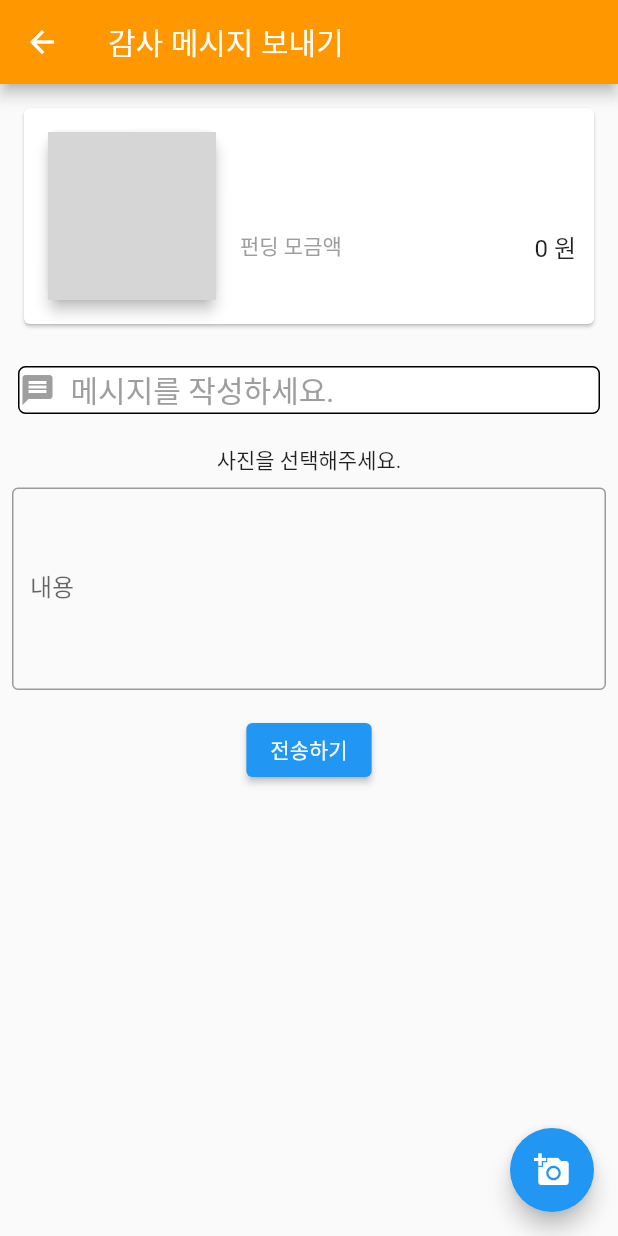
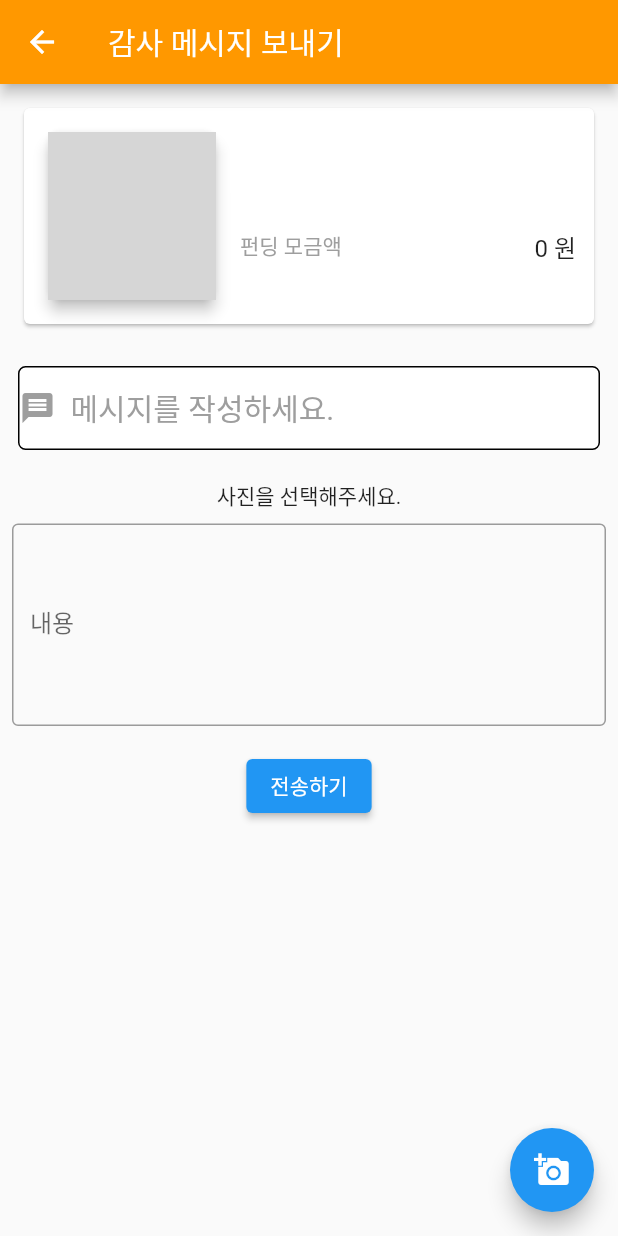
Before and after one commit to Capstone-Design-06-4/ToBeHonest_Front, a Flutter app: the ThanksMessage screen opened directly with empty values, on a phone screen of 412 x 824 dp. Run offline on Flutter 3.47's test engine with Material 2 defaults, Android fonts, the phone set to English and light mode, and no system bars; our stand-ins replace font_awesome_flutter, get, hive, hive_flutter, image_picker, shared_preferences and 1 more; accounts and stored records are empty; generated files the repository leaves out were written again; network calls fail; Roboto replaces fonts that are missing (AppleSDGothicNeo); grey boxes are pictures that could not be loaded.

```diff
--- a/lib/thanks_message/thanks_message_view.dart
+++ b/lib/thanks_message/thanks_message_view.dart
@@ -117,18 +117,28 @@ class ThanksMessage extends StatelessWidget {
                 ),
               ),
               child: Row(
-                children: <Widget>[
+                children: // Widget 배열 구성
+                <Widget>[
                   Icon(
                     Icons.message, // 메시지 아이콘 추가
                     color: Colors.grey, // 아이콘 색상 설정
                   ),
-                  SizedBox(width: 10.0), // 아이콘과 텍스트 사이 간격 추가
-                  Text(
-                    '메시지를 작성하세요.',
-                    style: TextStyle(
-                      fontSize: 20,
-                      color: Colors.grey,
-                      // 텍스트 색상 설정
+                  SizedBox(width: 10.0), // 아이콘과 TextFormField 사이 간격 추가
+                  Expanded( // TextFormField를 Expanded로 감싸서 남은 공간을 채우게 함
+                    child: TextFormField(
+                      controller: titleController,
+                      decoration: InputDecoration(
+                        hintText: '메시지를 작성하세요.', // placeholder 텍스트
+                        border: InputBorder.none, // 밑줄 없애기
+                        hintStyle: TextStyle(
+                          fontSize: 20,
+                          color: Colors.grey, // 힌트 텍스트 색상 설정
+                        ),
+                      ),
+                      style: TextStyle(
+                        fontSize: 20,
+                        color: Colors.black, // 입력 텍스트 색상
+                      ),
                     ),
                   ),
                 ],
```
